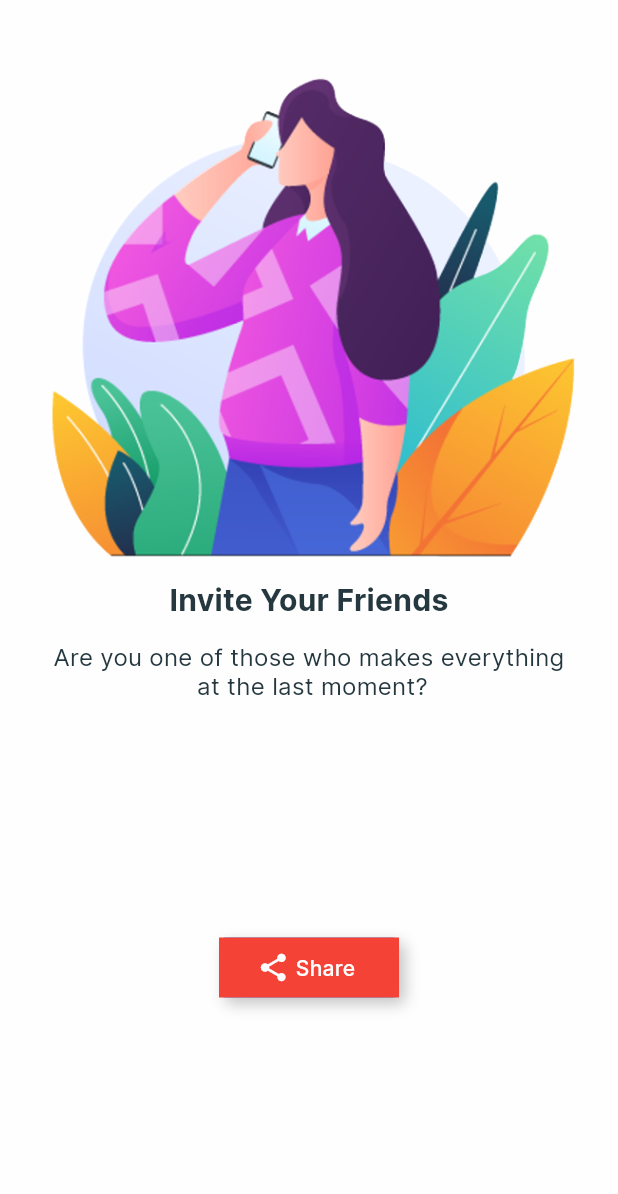
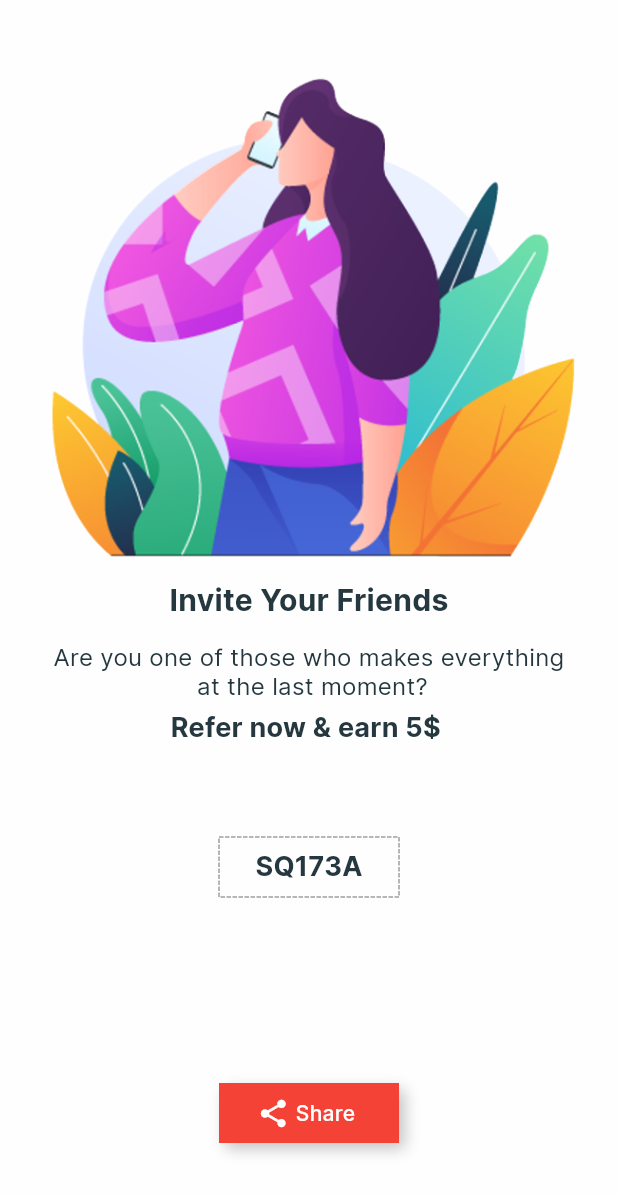
Before and after one commit to ShashiKha9/towfinUserchnages, a Flutter app: the InviteFriend screen opened directly, after a tap on "Share", on a phone screen of 412 x 824 dp. Shown: the top 1194 px of the screen. Run offline on Flutter 3.47's test engine with Material 2 defaults, Android fonts, the phone set to English and light mode, and no system bars; drawn by our look-alikes of dotted_border; our stand-ins replace device_info, dio, expandable, firebase_core, firebase_dynamic_links, flutter_image_compress and 11 more; missing offline and left inert: ars_progress_dialog, flutter_polyline_points, flutter_statusbarcolor, square_in_app_payments; accounts and stored records are empty; network calls fail.

Commit message:
sucessfully referlink shortlink done to refer page and referal code ui done

```diff
--- /dev/null
+++ b/RoadRunnerUser/lib/HomePage/Sample.dart
@@ -0,0 +1,5 @@
+import 'package:firebase_dynamic_links/firebase_dynamic_links.dart';
+
+class Sample{
+
+}
--- a/RoadRunnerUser/lib/HomePage/invitefriends.dart
+++ b/RoadRunnerUser/lib/HomePage/invitefriends.dart
@@ -2,6 +2,7 @@ import 'package:firebase_dynamic_links/firebase_dynamic_links.dart';
 import 'package:flutter/cupertino.dart';
 import 'package:flutter/material.dart';
 import 'package:share/share.dart';
+import 'package:dotted_border/dotted_border.dart';
 
 import '../app_theme.dart';
 
@@ -12,44 +13,24 @@ class InviteFriend extends StatefulWidget {
 }
 
 class _InviteFriendState extends State<InviteFriend> {
-  Future<void> createDynamicLink() async {
-    var parameters = DynamicLinkParameters(
-      uriPrefix: 'https://roadrunnersclub/refer',
-      link: Uri.parse('https://roadrunnersclub.page.link/u9DC'),
+  Future<String> createDynamicLink() async {
+    print("check_ashsih4");
+    final DynamicLinkParameters parameters = DynamicLinkParameters(
+      uriPrefix: 'https://roadrunnersclub.page.link',
+      link: Uri.parse('https://roadrunnersclub.page.link'),
       androidParameters: AndroidParameters(
-        packageName: "com.roadrunnersclub",
+          packageName: 'com.roadrunnersclub',
+          minimumVersion: 1
       ),
+
     );
-    var dynamicUrl = await parameters.buildUrl();
-    var shortLink = await parameters.buildShortLink();
-    var shortUrl = shortLink.shortUrl;
-
-
-
-    @override
-    void initState() {
-      super.initState();
-      this.createDynamicLink();
-    }
-    void initDynamicLinks(BuildContext context) async {
-      await Future.delayed(Duration(seconds: 3));
-      var data = await FirebaseDynamicLinks.instance.getInitialLink();
-      var deepLink = data?.link;
-      final queryParams = deepLink.queryParameters;
-      if (queryParams.length > 0) {
-        var userName = queryParams['userId'];
-      }
-      FirebaseDynamicLinks.instance.onLink(onSuccess: (dynamicLink)
-      async {
-        var deepLink = dynamicLink?.link;
-        debugPrint('DynamicLinks onLink $deepLink');
-      }, onError: (e) async {
-        debugPrint('DynamicLinks onError $e');
-      });
-    }
+    print("check_ashsih3");
+    var dynamicUrl = await parameters.buildShortLink();
+    print("check_ashsih2:$dynamicUrl");
+    final Uri shortUrl = dynamicUrl.shortUrl;
+    print("check_ashsih:"+shortUrl.toString());
+    return shortUrl.toString();
   }
-
-
   @override
   Widget build(BuildContext context) {
     return Container(
@@ -87,6 +68,35 @@ class _InviteFriendState extends State<InviteFriend> {
                   ),
                 ),
               ),
+              Container(
+                padding: const EdgeInsets.only(top: 8),
+                child: Text(
+                  r'Refer now & earn 5$ ',
+                  style: TextStyle(
+                    fontSize: 18,
+                    fontWeight: FontWeight.bold,
+                  ),
+                ),
+              ),
+              Expanded(child: Padding(padding: EdgeInsets.all(10),
+                child:Center(
+                child: Container(
+                  height: 40,
+                  width: 120,
+                  child:DottedBorder(
+                    color: Colors.grey,
+                    strokeWidth: 1,
+                    child: Center(
+                      child:
+                      Text("SQ173A",style: TextStyle(
+                          fontSize: 18,
+                          fontWeight: FontWeight.bold
+                      ),),
+                    )
+                  ),
+                ),
+                )
+              ),),
               Expanded(
                 child: Padding(
                   padding: const EdgeInsets.all(8.0),
@@ -110,8 +120,18 @@ class _InviteFriendState extends State<InviteFriend> {
                         child: InkWell(
                           onTap: () {
                             //method here for functionality
-                            Share.share("https://roadrunnersclub.page.link/u9DC");
-
+                            // Share.share("https://roadrunnersclub.page.link/u9DC");
+                            var shortLink;
+                            createDynamicLink().then((result){
+                              setState(() {
+                                if(result is String){
+                                  shortLink = result.toString();
+                                  print("check_ashsih123:"+shortLink);
+                                  print("check_ashsih1"+shortLink);
+                                  Share.share(shortLink);
+                                }
+                              });
+                            });
                             },
                           child: Center(
                             child: Row(
--- a/RoadRunnerUser/pubspec.yaml
+++ b/RoadRunnerUser/pubspec.yaml
@@ -58,6 +58,7 @@ dependencies:
   square_in_app_payments: ^1.4.0
   firebase_core: ^1.7.0
   firebase_dynamic_links: ^0.5.0+11
+  dotted_border: ^2.0.0+1
 
 
 
```
Also changed, not shown: RoadRunnerUser/pubspec.lock, 7 other files.
